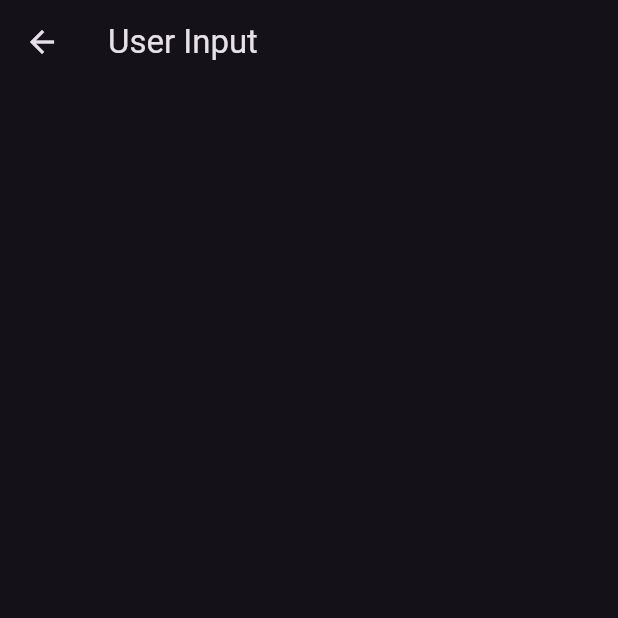
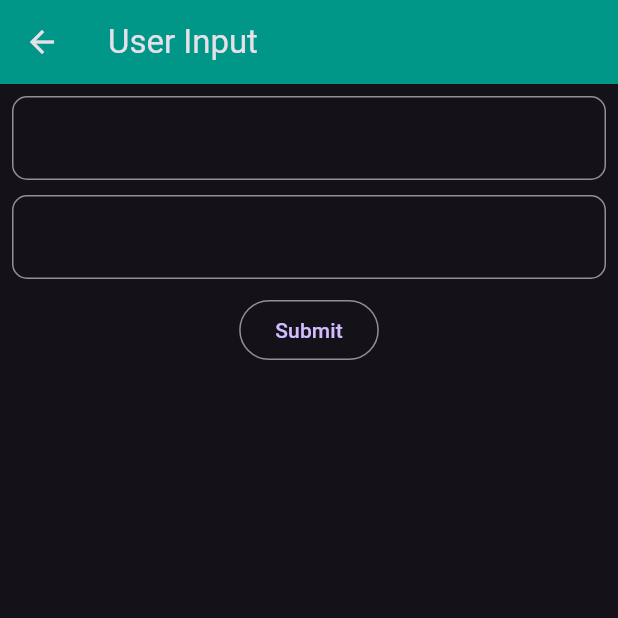
Before and after one commit to ciinamon/rievalda-prefb, a Flutter app: the UserInput screen opened directly, on a phone screen of 412 x 824 dp, the top half of it. Run offline on Flutter 3.47's test engine with Material 3 defaults, Android fonts, the phone set to English and light mode, and no system bars; our stand-ins replace cloud_firestore, firebase_core; missing offline and left inert: dart:html; accounts and stored records are empty; statements that could not run were skipped.

Commit message:
add fitur "user input"

```diff
--- a/lib/app.dart
+++ b/lib/app.dart
@@ -1,5 +1,5 @@
 import 'package:flutter/material.dart';
-import 'package:rievalda_prefb/home.dart';
+import 'package:rievalda_prefb/screens/user_list.dart';
 
 class MyApp extends StatelessWidget {
   const MyApp({Key? key}) : super(key: key);
@@ -12,7 +12,7 @@ class MyApp extends StatelessWidget {
         primarySwatch: Colors.teal,
         brightness: Brightness.dark,
       ),
-      home: const Home(),
+      home: const UserList(),
     );
   }
 }
--- a/lib/logic/data.dart
+++ b/lib/logic/data.dart
@@ -0,0 +1,9 @@
+import 'package:flutter/material.dart';
+
+final ctrlNama = TextEditingController();
+final ctrlUmur = TextEditingController();
+
+var showClearBtnName = false;
+var showClearBtnUmur = false;
+
+var isLoading = false;
--- a/lib/screens/user_input.dart
+++ b/lib/screens/user_input.dart
@@ -1,15 +1,95 @@
 import 'package:flutter/material.dart';
+import 'package:rievalda_prefb/logic/ctrl.dart';
+import 'package:rievalda_prefb/logic/data.dart';
 
-class UserInput extends StatelessWidget {
+class UserInput extends StatefulWidget {
   const UserInput({super.key});
 
+  @override
+  State<UserInput> createState() => _UserInputState();
+}
+
+class _UserInputState extends State<UserInput> {
   @override
   Widget build(BuildContext context) {
     return Scaffold(
       appBar: AppBar(
         title: const Text('User Input'),
+        backgroundColor: Colors.teal,
       ),
-      body: Container(),
+      body: Padding(
+        padding: const EdgeInsets.all(8.0),
+        child: Column(children: [
+          TextField(
+            controller: ctrlNama,
+            onChanged: (value) {
+              if (value.isEmpty) {
+                showClearBtnName = false;
+              } else {
+                showClearBtnName = true;
+              }
+              setState(() {});
+            },
+            decoration: InputDecoration(
+              border: OutlineInputBorder(
+                borderRadius: BorderRadius.circular(10),
+              ),
+              suffixIcon: showClearBtnName
+                  ? IconButton(
+                      onPressed: () {
+                        ctrlNama.clear();
+                        showClearBtnName = false;
+                        setState(() {});
+                      },
+                      icon: const Icon(Icons.clear),
+                    )
+                  : null,
+            ),
+          ),
+          const SizedBox(height: 10),
+          TextField(
+            controller: ctrlUmur,
+            onChanged: (value) {
+              if (value.isEmpty) {
+                showClearBtnUmur = false;
+              } else {
+                showClearBtnUmur = true;
+              }
+              setState(() {});
+            },
+            decoration: InputDecoration(
+              border: OutlineInputBorder(
+                borderRadius: BorderRadius.circular(10),
+              ),
+              suffixIcon: showClearBtnUmur
+                  ? IconButton(
+                      onPressed: () {
+                        ctrlUmur.clear();
+                        showClearBtnUmur = false;
+                        setState(() {});
+                      },
+                      icon: const Icon(Icons.clear),
+                    )
+                  : null,
+            ),
+          ),
+          const SizedBox(height: 10),
+          isLoading
+              ? const CircularProgressIndicator()
+              : OutlinedButton(
+                  onPressed: () async {
+                    isLoading = true;
+                    setState(() {});
+                    await create();
+                    isLoading = false;
+                    setState(() {
+                      Navigator.pop(context);
+                    });
+                  },
+                  child: const Text('Submit'),
+                ),
+        ]),
+      ),
     );
   }
 }
```
Also changed, not shown: lib/logic/ctrl.dart (+29 -0 lines), lib/screens/user_list.dart (+15 -0 lines), 1 other file.
